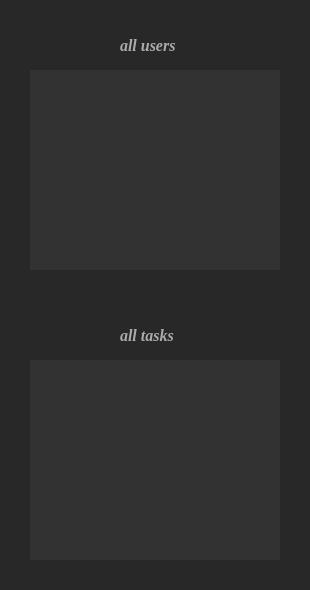
Old version of the form project_management/overall_status.ui in the repository AP-projects-4001/hamidreza-ataei.
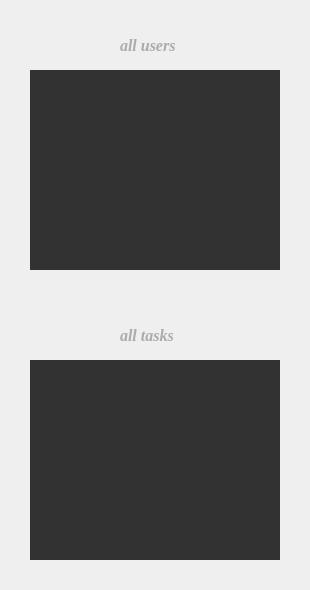
New version of the form.

Diff of the .ui file:
```diff
--- a/project_management/overall_status.ui
+++ b/project_management/overall_status.ui
@@ -14,7 +14,7 @@
    <string>Dialog</string>
   </property>
   <property name="styleSheet">
-   <string notr="true">background-color: rgb(40, 40, 40);</string>
+   <string notr="true"/>
   </property>
   <widget class="QLabel" name="label">
    <property name="geometry">
```
